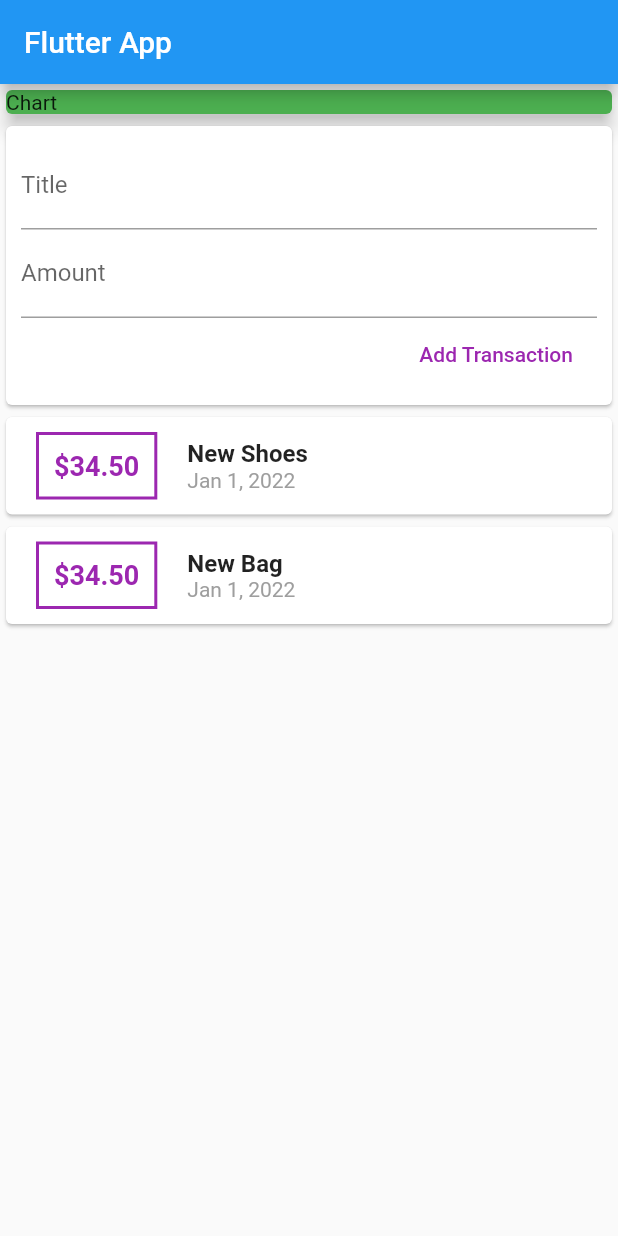
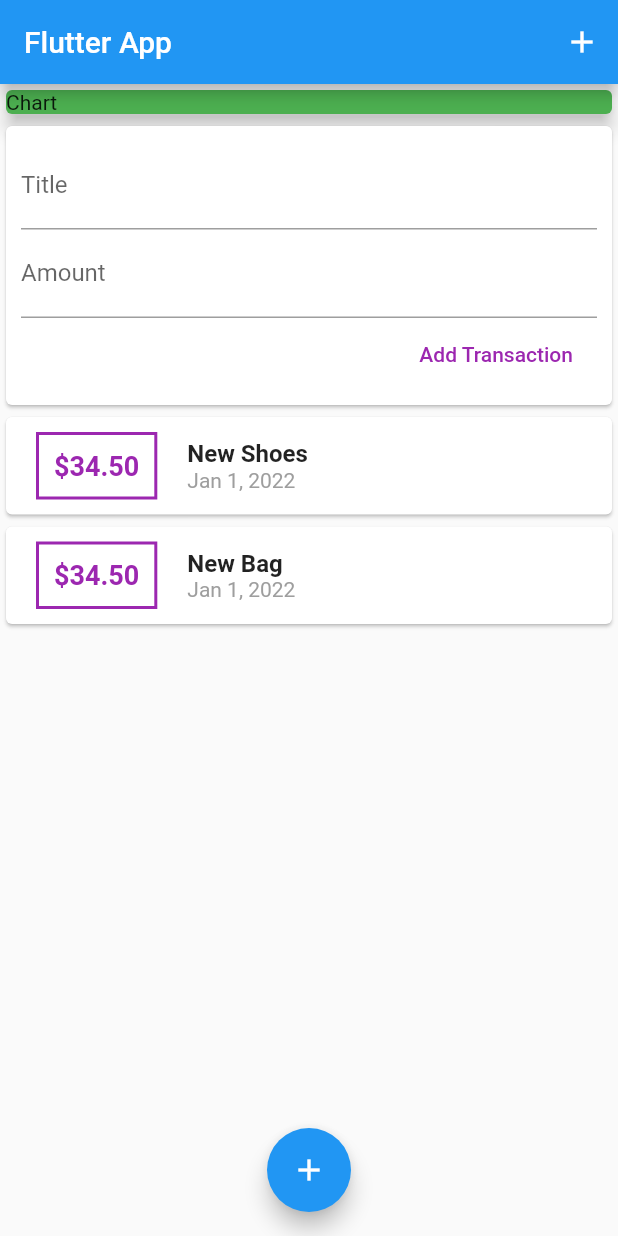
Before and after one commit to rishabh72/expense_tracker_flutter_app, a Flutter app: the screen it shows after launch, on a phone screen of 412 x 824 dp. Run offline on Flutter 3.47's test engine with Material 2 defaults, Android fonts, the phone set to English and light mode, and no system bars.

Commit message:
adding plus icon on top right corner of App and floating action button at bottom center of App

```diff
--- a/lib/main.dart
+++ b/lib/main.dart
@@ -1,9 +1,5 @@
 import 'package:flutter/material.dart';
 import 'widgets/user_transactions.dart';
-
-// To display only 2 digits after decimal, we can use toStringAsFixed() method
-// We also want that if user pressed done button after entering amount,
-// then newTransaction Fn should also trigger for that we can use onSubmitted property in TextField
 
 void main() => runApp(MyApp());
 
@@ -23,6 +19,14 @@ class MyHomePage extends StatelessWidget {
     return Scaffold(
       appBar: AppBar(
         title: Text('Flutter App'),
+        actions: [
+          IconButton(
+            onPressed: () => {},
+            icon: Icon(
+              Icons.add,
+            ),
+          )
+        ],
       ),
       body: SingleChildScrollView(
         child: Column(
@@ -39,6 +43,10 @@ class MyHomePage extends StatelessWidget {
           ],
         ),
       ),
+      floatingActionButton: FloatingActionButton(
+        child: Icon(Icons.add),
+      ),
+      floatingActionButtonLocation: FloatingActionButtonLocation.centerFloat,
     );
   }
 }
```
